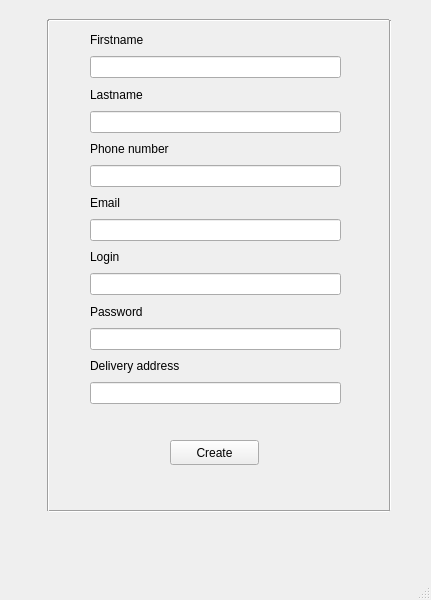
alexeikeler/db_course_project, file ui/create_account.ui: the form before one commit.
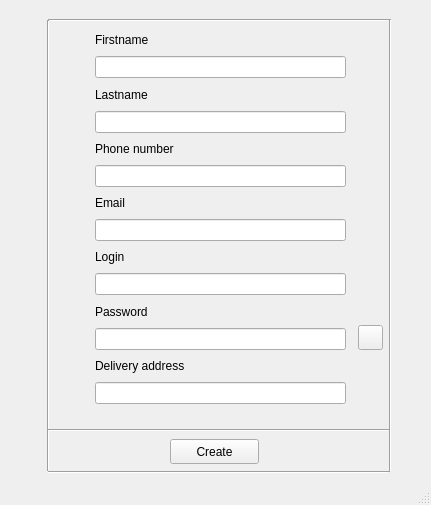
The form after the commit. Icons and pictures are not drawn.

The edit to the form file:
```diff
--- a/ui/create_account.ui
+++ b/ui/create_account.ui
@@ -7,7 +7,7 @@
     <x>0</x>
     <y>0</y>
     <width>431</width>
-    <height>600</height>
+    <height>505</height>
    </rect>
   </property>
   <property name="windowTitle">
@@ -18,7 +18,7 @@
     <property name="geometry">
      <rect>
       <x>170</x>
-      <y>440</y>
+      <y>439</y>
       <width>89</width>
       <height>25</height>
      </rect>
@@ -30,7 +30,7 @@
    <widget class="QWidget" name="gridLayoutWidget">
     <property name="geometry">
      <rect>
-      <x>90</x>
+      <x>95</x>
       <y>30</y>
       <width>251</width>
       <height>374</height>
@@ -132,7 +132,7 @@
       <x>40</x>
       <y>20</y>
       <width>16</width>
-      <height>491</height>
+      <height>451</height>
      </rect>
     </property>
     <property name="orientation">
@@ -142,8 +142,8 @@
    <widget class="Line" name="line_3">
     <property name="geometry">
      <rect>
-      <x>49</x>
-      <y>501</y>
+      <x>48</x>
+      <y>462</y>
       <width>341</width>
       <height>20</height>
      </rect>
@@ -156,15 +156,45 @@
     <property name="geometry">
      <rect>
       <x>380</x>
-      <y>20</y>
+      <y>19</y>
       <width>20</width>
-      <height>491</height>
+      <height>453</height>
      </rect>
     </property>
     <property name="orientation">
      <enum>Qt::Vertical</enum>
     </property>
    </widget>
+   <widget class="Line" name="line_5">
+    <property name="geometry">
+     <rect>
+      <x>48</x>
+      <y>420</y>
+      <width>341</width>
+      <height>20</height>
+     </rect>
+    </property>
+    <property name="orientation">
+     <enum>Qt::Horizontal</enum>
+    </property>
+   </widget>
+   <widget class="QPushButton" name="show_password_button">
+    <property name="geometry">
+     <rect>
+      <x>358</x>
+      <y>325</y>
+      <width>25</width>
+      <height>25</height>
+     </rect>
+    </property>
+    <property name="text">
+     <string/>
+    </property>
+    <property name="icon">
+     <iconset>
+      <normaloff>../frontend/images/password_eye.jpg</normaloff>../frontend/images/password_eye.jpg</iconset>
+    </property>
+   </widget>
   </widget>
   <widget class="QMenuBar" name="menubar">
    <property name="geometry">
```
